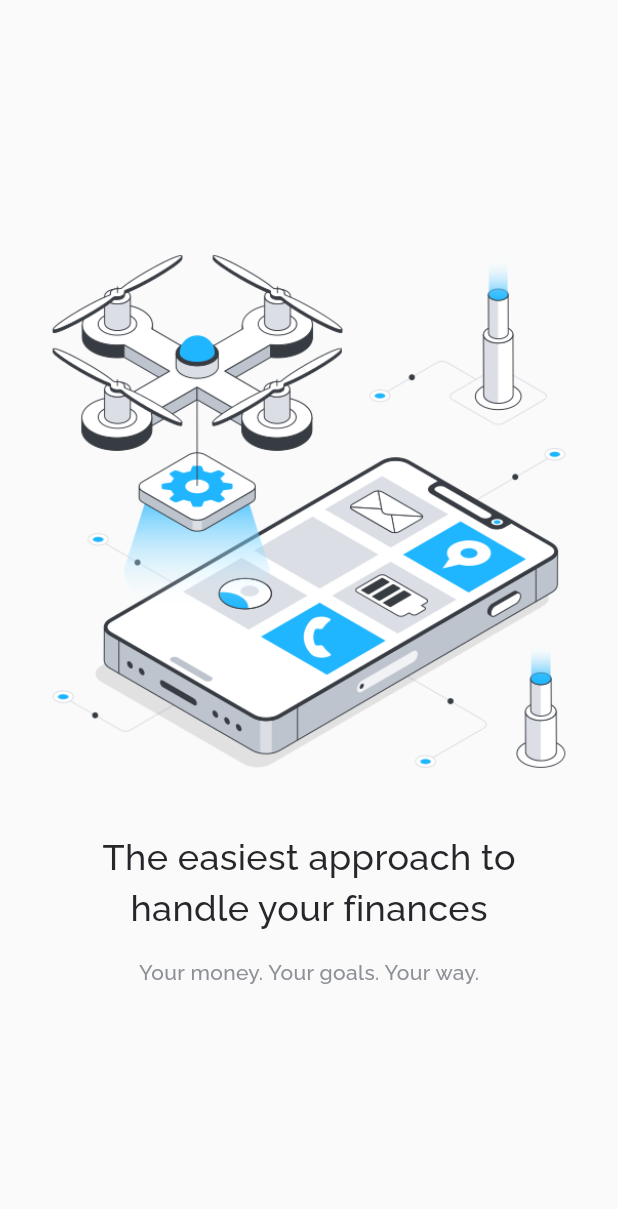
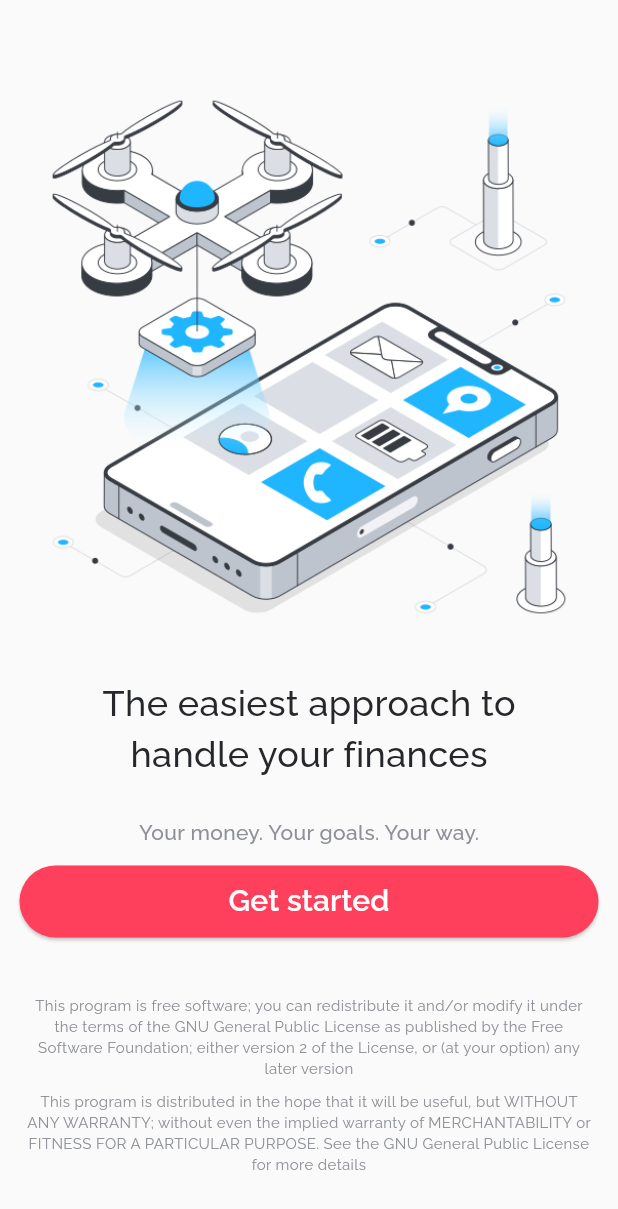
Before and after one commit to rjcalifornia/Expense, a Flutter app: the screen it shows after launch, on a phone screen of 412 x 824 dp. Shown: the top 1209 px of the screen. Run offline on Flutter 3.47's test engine with Material 3 defaults, Android fonts, the phone set to English and light mode, and no system bars; our stand-ins replace google_fonts, shared_preferences; missing offline and left inert: window_manager; statements that could not run were skipped.

Commit message:
Changes to be committed: 	modified:   lib/global.dart 	modified:   lib/ui/screens/welcome.dart

```diff
--- a/lib/global.dart
+++ b/lib/global.dart
@@ -0,0 +1,12 @@
+import 'package:flutter/material.dart';
+
+class ExpenseColors {
+  static const brand = Color(0xffFF405C);
+  static const infoSmall = Color(0xff8D9096);
+}
+
+String license_1 =
+    "This program is free software; you can redistribute it and/or modify it under the terms of the GNU General Public License as published by the Free Software Foundation; either version 2 of the License, or (at your option) any later version";
+
+String license_2 =
+    "This program is distributed in the hope that it will be useful, but WITHOUT ANY WARRANTY; without even the implied warranty of MERCHANTABILITY or FITNESS FOR A PARTICULAR PURPOSE. See the GNU General Public License for more details";
--- a/lib/ui/screens/welcome.dart
+++ b/lib/ui/screens/welcome.dart
@@ -1,3 +1,4 @@
+import 'package:expense/global.dart';
 import 'package:flutter/material.dart';
 
 class WelcomeScreen extends StatefulWidget {
@@ -14,10 +15,13 @@ class _WelcomeScreenState extends State<WelcomeScreen> {
         child: Scaffold(
       backgroundColor: const Color(0xfffafafa),
       body: Padding(
-        padding: const EdgeInsets.all(15.0),
+        padding: const EdgeInsets.all(8.0),
         child: Column(
           mainAxisAlignment: MainAxisAlignment.center,
           children: [
+            const SizedBox(
+              height: 22,
+            ),
             Center(
               child: SizedBox(
                 width: 350,
@@ -38,13 +42,56 @@ class _WelcomeScreenState extends State<WelcomeScreen> {
                     fontSize: 24,
                     fontWeight: FontWeight.w500)),
             const SizedBox(
-              height: 16,
+              height: 26,
             ),
             const Text(
               "Your money. Your goals. Your way.",
               style: TextStyle(
-                  color: Color(0xff8D9096), fontWeight: FontWeight.w500),
+                  color: ExpenseColors.infoSmall, fontWeight: FontWeight.w500),
             ),
+            const SizedBox(
+              height: 12,
+            ),
+            SizedBox(
+              width: 386,
+              height: 48,
+              child: ElevatedButton(
+                onPressed: () {},
+                style: ElevatedButton.styleFrom(
+                  backgroundColor: ExpenseColors.brand,
+                ),
+                child: const Text(
+                  "Get started",
+                  style: TextStyle(
+                      color: Colors.white,
+                      fontSize: 20,
+                      fontWeight: FontWeight.w600),
+                ),
+              ),
+            ),
+            const SizedBox(
+              height: 38,
+            ),
+            SizedBox(
+              width: 380,
+              child: Text(
+                license_1,
+                textAlign: TextAlign.center,
+                style: const TextStyle(
+                    color: ExpenseColors.infoSmall, fontSize: 10),
+              ),
+            ),
+            const SizedBox(
+              height: 8,
+            ),
+            SizedBox(
+              width: 380,
+              child: Text(
+                license_2,
+                textAlign: TextAlign.center,
+                style: TextStyle(color: ExpenseColors.infoSmall, fontSize: 10),
+              ),
+            )
           ],
         ),
       ),
```
